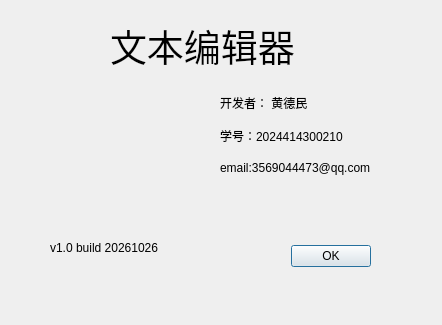
This is aboutdialog.ui in Tuski-aurora/MYNT as Qt 5 draws it before an edit. The edited form follows.
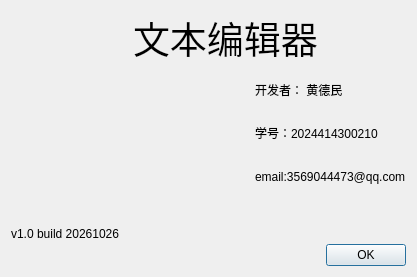
This is the edited form. Icons and pictures are not drawn.

Commit message: finish dialog

Diff of the .ui file:
```diff
--- a/aboutdialog.ui
+++ b/aboutdialog.ui
@@ -6,38 +6,16 @@
    <rect>
     <x>0</x>
     <y>0</y>
-    <width>442</width>
-    <height>325</height>
+    <width>417</width>
+    <height>277</height>
    </rect>
   </property>
   <property name="windowTitle">
    <string>关于</string>
   </property>
-  <widget class="QDialogButtonBox" name="buttonBox">
-   <property name="geometry">
-    <rect>
-     <x>30</x>
-     <y>240</y>
-     <width>341</width>
-     <height>32</height>
-    </rect>
-   </property>
-   <property name="orientation">
-    <enum>Qt::Horizontal</enum>
-   </property>
-   <property name="standardButtons">
-    <set>QDialogButtonBox::Ok</set>
-   </property>
-  </widget>
+  <layout class="QGridLayout" name="gridLayout">
+   <item row="0" column="1" colspan="2">
   <widget class="QLabel" name="label">
-   <property name="geometry">
-    <rect>
-     <x>110</x>
-     <y>10</y>
-     <width>231</width>
-     <height>71</height>
-    </rect>
-   </property>
    <property name="font">
     <font>
      <family>Arial</family>
@@ -48,52 +26,56 @@
     <string>文本编辑器</string>
    </property>
   </widget>
-  <widget class="QLabel" name="label_5">
-   <property name="geometry">
-    <rect>
-     <x>50</x>
-     <y>240</y>
-     <width>171</width>
-     <height>16</height>
-    </rect>
+   </item>
+   <item row="1" column="0" rowspan="3" colspan="2">
+    <widget class="QLabel" name="label_6">
+     <property name="styleSheet">
+      <string notr="true">border-image: url(:/image/note.png);</string>
    </property>
    <property name="text">
-    <string>v1.0 build 20261026</string>
-   </property>
-  </widget>
-  <widget class="QWidget" name="">
-   <property name="geometry">
-    <rect>
-     <x>220</x>
-     <y>90</y>
-     <width>181</width>
-     <height>91</height>
-    </rect>
-   </property>
-   <layout class="QGridLayout" name="gridLayout">
-    <item row="0" column="0">
+      <string/>
+     </property>
+    </widget>
+   </item>
+   <item row="1" column="2">
      <widget class="QLabel" name="label_2">
       <property name="text">
        <string>开发者： 黄德民</string>
       </property>
      </widget>
     </item>
-    <item row="1" column="0">
+   <item row="2" column="2">
      <widget class="QLabel" name="label_3">
       <property name="text">
        <string>学号：2024414300210</string>
       </property>
      </widget>
     </item>
-    <item row="2" column="0">
+   <item row="3" column="2">
      <widget class="QLabel" name="label_4">
       <property name="text">
        <string>email:3569044473@qq.com</string>
       </property>
      </widget>
     </item>
-   </layout>
-  </widget>
+   <item row="4" column="0" rowspan="2" colspan="2">
+    <widget class="QLabel" name="label_5">
+     <property name="text">
+      <string>v1.0 build 20261026</string>
+     </property>
+    </widget>
+   </item>
+   <item row="5" column="1" colspan="2">
+    <widget class="QDialogButtonBox" name="buttonBox">
+     <property name="orientation">
+      <enum>Qt::Horizontal</enum>
+     </property>
+     <property name="standardButtons">
+      <set>QDialogButtonBox::Ok</set>
+     </property>
+    </widget>
+   </item>
+  </layout>
  </widget>
  <resources/>
  <connections>
```
Lines whose indentation alone changed are shown as unchanged. The commit also changes 32 other files.
